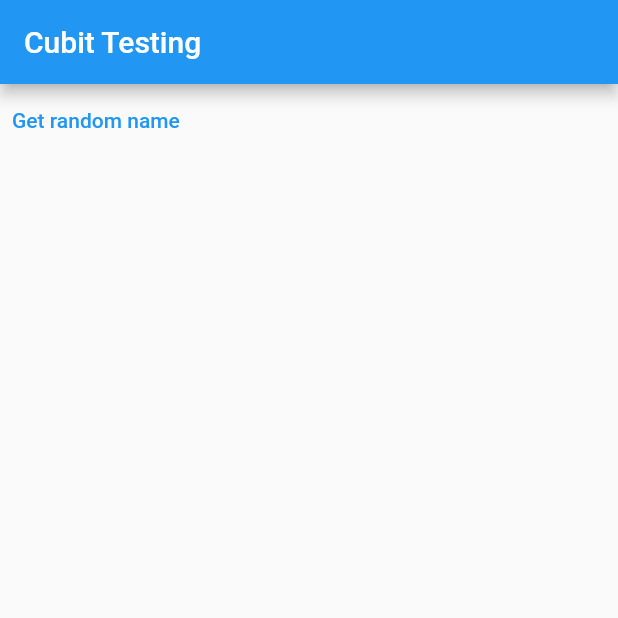
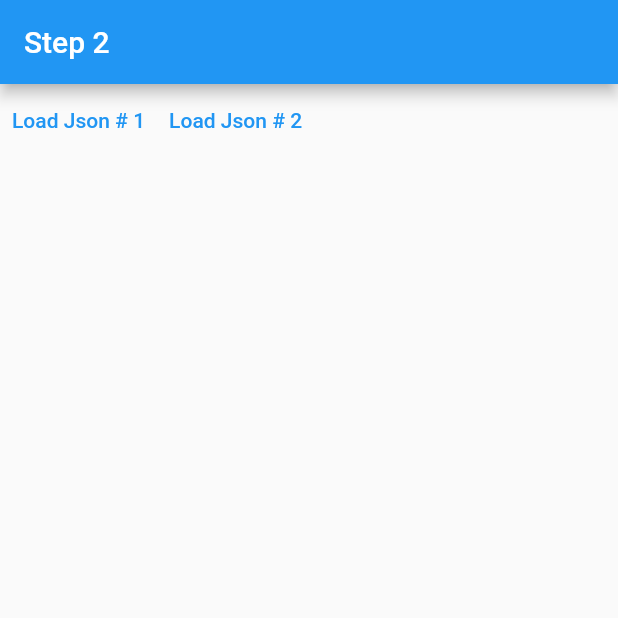
Before and after one commit to AbdurRehman-coder/bloc_course_testing, a Flutter app: the screen it shows after launch, on a phone screen of 412 x 824 dp, the top half of it. Run offline on Flutter 3.47's test engine with Material 2 defaults, Android fonts, the phone set to English and light mode, and no system bars; our stand-ins replace bloc, flutter_bloc.

Commit message:
issue in step_2 example

```diff
--- a/lib/main.dart
+++ b/lib/main.dart
@@ -1,5 +1,7 @@
+import 'package:bloc/bloc.dart';
+import 'package:bloc_course_testing/step_2/step_2_bloc_example.dart';
 import 'package:flutter/material.dart';
-
+import 'package:flutter_bloc/flutter_bloc.dart';
 import 'bloc_random_name.dart';
 
 void main() {
@@ -17,7 +19,10 @@
         primarySwatch: Colors.blue,
       ),
       debugShowCheckedModeBanner: false,
-      home: const RandomNameBloc(),
+      home: BlocProvider(
+        create: (_) => PersonsBloc(),
+        child: Step2Example(),
+      ),
     );
   }
 }
--- /dev/null
+++ b/lib/step_2/step_2_bloc_example.dart
@@ -0,0 +1,175 @@
+import 'dart:convert';
+import 'dart:io';
+
+import 'package:bloc/bloc.dart';
+import 'package:flutter/material.dart';
+import 'package:flutter/src/widgets/container.dart';
+import 'package:flutter/src/widgets/framework.dart';
+import 'package:flutter_bloc/flutter_bloc.dart';
+
+@immutable
+abstract class LoadAction {
+  const LoadAction();
+}
+
+/// Define an action for loading persons
+class LoadPersonsAction implements LoadAction {
+  final PersonUrl url;
+  const LoadPersonsAction({required this.url}) : super();
+}
+
+// enumeration
+enum PersonUrl {
+  persons1,
+  persons2,
+}
+
+// Create extension method on PersonUrl enum
+extension UrlString on PersonUrl {
+  String get urlString {
+    switch (this) {
+      case PersonUrl.persons1:
+        return 'http://127.0.0.1:5500/api/persons1.json';
+      case PersonUrl.persons2:
+        return 'http://127.0.0.1:5500/api/persons2.json';
+    }
+  }
+}
+
+// Program the Person
+class Person {
+  final String name;
+  final int age;
+  // default constructor
+  const Person({
+    required this.name,
+    required this.age,
+  });
+// constructor for json
+  Person.fromJson(Map<String, dynamic> json)
+      : name = json['name'] as String,
+        age = json['age'] as int;
+}
+
+// now download and parse JSON
+// for this we don't really need to use third party packages like http & dio
+// insteade we will use dart built-in "httpClient"
+Future<Iterable<Person>> getPersons(String url) => HttpClient()
+    .getUrl(Uri.parse(url))
+    .then((req) => req.close())
+    .then((resp) => resp.transform(utf8.decoder).join())
+    .then((str) => json.decode(str) as List<dynamic>)
+    .then((list) => list.map((e) => Person.fromJson(e)));
+
+// Define result of the bloc
+class FetchResult {
+  final Iterable<Person> persons;
+  final bool isRetrievedFromCache;
+
+  const FetchResult({
+    required this.persons,
+    required this.isRetrievedFromCache,
+  });
+  // toString
+  String toString() =>
+      'FetchResult: (isRetrievedFromCache: $isRetrievedFromCache , Persons: $persons';
+}
+
+// Write the Bloc class
+class PersonsBloc extends Bloc<LoadAction, FetchResult?> {
+  // We need a cache in the bloc
+  final Map<PersonUrl, Iterable<Person>> _cache = {};
+  // bloc's constructor
+  PersonsBloc() : super(null) {
+    // Handle the LoadPersonActions in the constructor
+    on<LoadPersonsAction>((event, emit) async {
+      final url = event.url;
+      // check if the fetched result already in cache
+      if (_cache.containsKey(url)) {
+        final cachedPerson = _cache[url]!;
+        final result = FetchResult(
+          persons: cachedPerson,
+          isRetrievedFromCache: true,
+        );
+        emit(result);
+      } else {
+        final persons = await getPersons(url.urlString);
+        _cache[url] = persons;
+        final result = FetchResult(
+          persons: persons,
+          isRetrievedFromCache: false,
+        );
+        emit(result);
+      }
+    });
+  }
+}
+
+// Use this extension for make the iterable value accessing optional
+extension Subscript<T> on Iterable<T> {
+  T? operator [](int index) => length > index ? elementAt(index) : null;
+}
+
+class Step2Example extends StatefulWidget {
+  const Step2Example({super.key});
+
+  @override
+  State<Step2Example> createState() => _Step2ExampleState();
+}
+
+class _Step2ExampleState extends State<Step2Example> {
+  @override
+  Widget build(BuildContext context) {
+    return Scaffold(
+      appBar: AppBar(
+        title: const Text('Step 2'),
+      ),
+      body: Column(children: [
+        Row(
+          children: [
+            TextButton(
+              onPressed: () {
+                context.read<PersonsBloc>().add(
+                      const LoadPersonsAction(url: PersonUrl.persons1),
+                    );
+              },
+              child: const Text('Load Json # 1'),
+            ),
+            TextButton(
+              onPressed: () {
+                context.read<PersonsBloc>().add(
+                      const LoadPersonsAction(url: PersonUrl.persons2),
+                    );
+              },
+              child: const Text('Load Json # 2'),
+            ),
+          ],
+        ),
+        // BlocBuilder for rendering the new state of the Bloc into the widget
+        BlocBuilder<PersonsBloc, FetchResult?>(
+          buildWhen: (previousResult, currentResult) {
+            return previousResult?.persons != currentResult?.persons;
+          },
+          builder: ((context, fetchResult) {
+            final persons = fetchResult?.persons;
+            if (persons == null) {
+              return const SizedBox();
+            } else {
+              return Expanded(
+                child: ListView.builder(
+                  itemCount: persons.length,
+                  itemBuilder: ((context, index) {
+                    final person = persons[index];
+                    return ListTile(
+                      title: Text(person!.name),
+                    );
+                  }),
+                ),
+              );
+            }
+          }),
+        ),
+      ]),
+    );
+  }
+}
--- a/pubspec.yaml
+++ b/pubspec.yaml
@@ -14,6 +14,7 @@
 
   cupertino_icons: ^1.0.2
   bloc: ^8.1.0
+  flutter_bloc: ^8.1.1
 
 dev_dependencies:
   flutter_test:
```
Also changed, not shown: api/persons1.json (added, +15 -0 lines), api/persons2.json (added, +14 -0 lines), lib/bloc_random_name.dart (+7 -14 lines), pubspec.lock.
